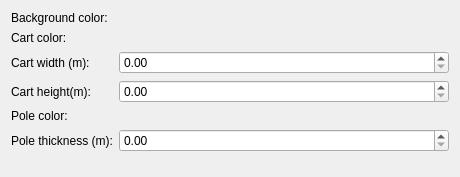
The window that ui/cosmetic_properties_widget.ui (daniloarcidiacono/cart-pole) describes before a commit, drawn with Qt 5.
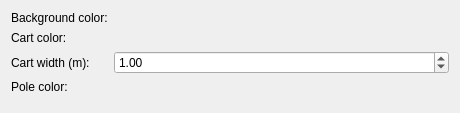
The same window after the commit. Custom widgets are drawn as their Qt base class.

```diff
--- a/ui/cosmetic_properties_widget.ui
+++ b/ui/cosmetic_properties_widget.ui
@@ -7,7 +7,7 @@
     <x>0</x>
     <y>0</y>
     <width>460</width>
-    <height>177</height>
+    <height>113</height>
    </rect>
   </property>
   <property name="windowTitle">
@@ -51,22 +51,19 @@
     </widget>
    </item>
    <item row="2" column="1">
-    <widget class="QDoubleSpinBox" name="spnCartWidth"/>
+    <widget class="QDoubleSpinBox" name="spnCartWidth">
+     <property name="minimum">
+      <double>0.100000000000000</double>
+     </property>
+     <property name="singleStep">
+      <double>0.100000000000000</double>
+     </property>
+     <property name="value">
+      <double>1.000000000000000</double>
+     </property>
+    </widget>
    </item>
    <item row="3" column="0">
-    <widget class="QLabel" name="lblCartHeight">
-     <property name="text">
-      <string>Cart height(m):</string>
-     </property>
-     <property name="buddy">
-      <cstring>spnCartHeight</cstring>
-     </property>
-    </widget>
-   </item>
-   <item row="3" column="1">
-    <widget class="QDoubleSpinBox" name="spnCartHeight"/>
-   </item>
-   <item row="4" column="0">
     <widget class="QLabel" name="lblPoleColor">
      <property name="text">
       <string>Pole color:</string>
@@ -76,26 +73,9 @@
      </property>
     </widget>
    </item>
-   <item row="4" column="1">
+   <item row="3" column="1">
     <widget class="ColorPickerWidget" name="colPole" native="true"/>
    </item>
-   <item row="5" column="0">
-    <widget class="QLabel" name="lblPoleThickness">
-     <property name="text">
-      <string>Pole thickness (m):</string>
-     </property>
-     <property name="buddy">
-      <cstring>spnPoleThickness</cstring>
-     </property>
-    </widget>
-   </item>
-   <item row="5" column="1">
-    <widget class="QDoubleSpinBox" name="spnPoleThickness">
-     <property name="singleStep">
-      <double>0.050000000000000</double>
-     </property>
-    </widget>
-   </item>
   </layout>
  </widget>
  <customwidgets>
```
Left out of the diff: 4 changed lines with no effect on the pictures.
